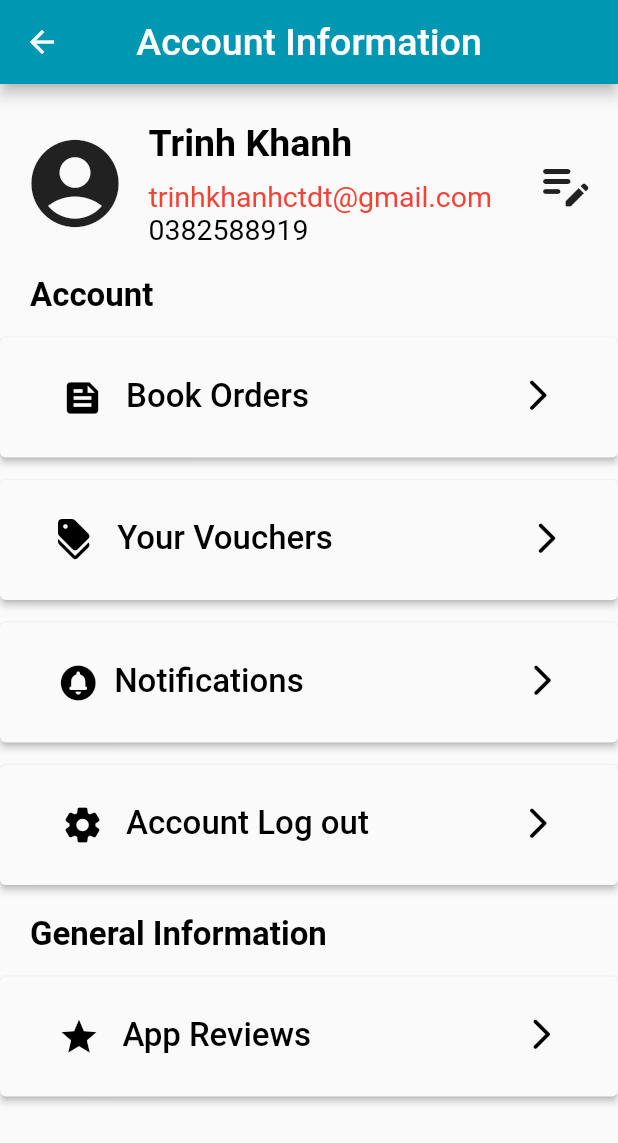
After one commit to TKhawns/Bookstore_Mobile, a Flutter app: the MyProfile screen opened by its route, on a phone screen of 412 x 824 dp. The commit adds this screen. Shown: the top 1143 px of the screen. Run offline on Flutter 3.47's test engine with Material 2 defaults, Android fonts, the light colour scheme and no system bars; our stand-ins replace badges, device_preview; statements that could not run were skipped.

Commit message:
add hot books and profile page ui

```diff
--- a/lib/main.dart
+++ b/lib/main.dart
@@ -1,4 +1,6 @@
 import 'package:bookstore_mobile/module/home/home_page.dart';
+import 'package:bookstore_mobile/module/page/hotbook.dart';
+import 'package:bookstore_mobile/module/page/profile.dart';
 import 'package:bookstore_mobile/module/signin/sign_page.dart';
 import 'package:bookstore_mobile/module/signup/signup_page.dart';
 import 'package:flutter/material.dart';
@@ -38,6 +40,8 @@ class MyApp extends StatelessWidget {
         "/sign-up": (context) => SignUpPage(),
         "/sign-in": (context) => SignInPage(),
         "/home": (context) => HomePage(),
+        "/hotbook": (context) => HotBook(),
+        "/profile": (context) => MyProfile(),
       },
       //home: SignInPage(),
     );
--- /dev/null
+++ b/lib/module/page/profile.dart
@@ -0,0 +1,270 @@
+import 'package:bookstore_mobile/module/signin/signin_page.dart';
+import 'package:flutter/material.dart';
+
+class MyProfile extends StatefulWidget {
+  const MyProfile({super.key});
+
+  @override
+  State<MyProfile> createState() => _MyProfileState();
+}
+
+class _MyProfileState extends State<MyProfile> {
+  @override
+  Widget build(BuildContext context) {
+    return Scaffold(
+      appBar: AppBar(
+        centerTitle: true,
+        title: Text(
+          "Account Information",
+          style: TextStyle(color: Colors.white, fontSize: 25),
+        ),
+        backgroundColor: const Color.fromARGB(255, 0, 151, 178),
+      ),
+      body: SingleChildScrollView(
+        child: Column(
+          crossAxisAlignment: CrossAxisAlignment.start,
+          children: [
+            Container(
+              padding: EdgeInsets.only(top: 25, left: 15, right: 15),
+              child: Row(
+                mainAxisAlignment: MainAxisAlignment.spaceBetween,
+                children: [
+                  Container(
+                    child: Icon(
+                      Icons.account_circle_rounded,
+                      size: 70,
+                    ),
+                  ),
+                  Column(
+                    mainAxisAlignment: MainAxisAlignment.spaceBetween,
+                    crossAxisAlignment: CrossAxisAlignment.start,
+                    children: [
+                      Container(
+                        padding: EdgeInsets.only(bottom: 10),
+                        child: Text(
+                          "Trinh Khanh",
+                          style: TextStyle(
+                              fontSize: 25,
+                              fontWeight: FontWeight.bold,
+                              color: Colors.black),
+                        ),
+                      ),
+                      Text(
+                        "trinhkhanhctdt@gmail.com",
+                        style: TextStyle(color: Colors.red, fontSize: 19),
+                      ),
+                      Text(
+                        "0382588919",
+                        style: TextStyle(color: Colors.black, fontSize: 19),
+                      ),
+                    ],
+                  ),
+                  Container(
+                    padding: EdgeInsets.only(left: 15),
+                    child: Icon(
+                      Icons.edit_note_rounded,
+                      size: 40,
+                    ),
+                  ),
+                ],
+              ),
+            ),
+            Container(
+              padding: EdgeInsets.only(top: 20, left: 20),
+              child: Text(
+                "Account",
+                style: TextStyle(
+                    fontSize: 22,
+                    fontWeight: FontWeight.bold,
+                    color: Colors.black),
+              ),
+            ),
+            Container(
+              padding: EdgeInsets.only(top: 15),
+              child: ElevatedButton(
+                onPressed: () {},
+                style: ElevatedButton.styleFrom(
+                  backgroundColor: Colors.grey[50],
+                  minimumSize: Size(200, 80),
+                ),
+                child: Row(
+                  crossAxisAlignment: CrossAxisAlignment.start,
+                  mainAxisAlignment: MainAxisAlignment.center,
+                  children: [
+                    Icon(
+                      Icons.feed,
+                      size: 28,
+                      color: Colors.black,
+                    ),
+                    Container(
+                      padding: EdgeInsets.only(left: 15, right: 140),
+                      child: Text(
+                        "Book Orders",
+                        style: TextStyle(fontSize: 22, color: Colors.black),
+                      ),
+                    ),
+                    Icon(
+                      Icons.arrow_forward_ios_rounded,
+                      size: 25,
+                      color: Colors.black,
+                    ),
+                  ],
+                ),
+              ),
+            ),
+
+            // DISCOUNT Row
+            Container(
+              padding: EdgeInsets.only(top: 15),
+              child: ElevatedButton(
+                onPressed: () {},
+                style: ElevatedButton.styleFrom(
+                  backgroundColor: Colors.grey[50],
+                  minimumSize: Size(200, 80),
+                ),
+                child: Row(
+                  crossAxisAlignment: CrossAxisAlignment.start,
+                  mainAxisAlignment: MainAxisAlignment.center,
+                  children: [
+                    Icon(
+                      Icons.discount_rounded,
+                      size: 28,
+                      color: Colors.black,
+                    ),
+                    Container(
+                      padding: EdgeInsets.only(left: 15, right: 130),
+                      child: Text(
+                        "Your Vouchers",
+                        style: TextStyle(fontSize: 22, color: Colors.black),
+                      ),
+                    ),
+                    Icon(
+                      Icons.arrow_forward_ios_rounded,
+                      size: 25,
+                      color: Colors.black,
+                    ),
+                  ],
+                ),
+              ),
+            ),
+            Container(
+              padding: EdgeInsets.only(top: 15),
+              child: ElevatedButton(
+                onPressed: () {},
+                style: ElevatedButton.styleFrom(
+                  backgroundColor: Colors.grey[50],
+                  minimumSize: Size(200, 80),
+                ),
+                child: Row(
+                  crossAxisAlignment: CrossAxisAlignment.start,
+                  mainAxisAlignment: MainAxisAlignment.center,
+                  children: [
+                    Icon(
+                      Icons.circle_notifications_rounded,
+                      size: 28,
+                      color: Colors.black,
+                    ),
+                    Container(
+                      padding: EdgeInsets.only(left: 10, right: 130),
+                      child: Text(
+                        "Notifications   ",
+                        style: TextStyle(fontSize: 22, color: Colors.black),
+                      ),
+                    ),
+                    Icon(
+                      Icons.arrow_forward_ios_rounded,
+                      size: 25,
+                      color: Colors.black,
+                    ),
+                  ],
+                ),
+              ),
+            ),
+            Container(
+              padding: EdgeInsets.only(top: 15),
+              child: ElevatedButton(
+                onPressed: () {
+                  Navigator.pushAndRemoveUntil(
+                      context,
+                      MaterialPageRoute(builder: (context) => SignInPage()),
+                      ModalRoute.withName('/sign-in'));
+                  return;
+                },
+                style: ElevatedButton.styleFrom(
+                  backgroundColor: Colors.grey[50],
+                  minimumSize: Size(200, 80),
+                ),
+                child: Row(
+                  crossAxisAlignment: CrossAxisAlignment.start,
+                  mainAxisAlignment: MainAxisAlignment.center,
+                  children: [
+                    Icon(
+                      Icons.settings_rounded,
+                      size: 28,
+                      color: Colors.black,
+                    ),
+                    Container(
+                      padding: EdgeInsets.only(left: 15, right: 100),
+                      child: Text(
+                        "Account Log out",
+                        style: TextStyle(fontSize: 22, color: Colors.black),
+                      ),
+                    ),
+                    Icon(
+                      Icons.arrow_forward_ios_rounded,
+                      size: 25,
+                      color: Colors.black,
+                    ),
+                  ],
+                ),
+              ),
+            ),
+            Container(
+              padding: EdgeInsets.only(top: 20, left: 20),
+              child: Text(
+                "General Information",
+                style: TextStyle(
+                    fontSize: 22,
+                    fontWeight: FontWeight.bold,
+                    color: Colors.black),
+              ),
+            ),
+            Container(
+              padding: EdgeInsets.only(top: 15),
+              child: ElevatedButton(
+                onPressed: () {},
+                style: ElevatedButton.styleFrom(
+                  backgroundColor: Colors.grey[50],
+                  minimumSize: Size(200, 80),
+                ),
+                child: Row(
+                  crossAxisAlignment: CrossAxisAlignment.start,
+                  mainAxisAlignment: MainAxisAlignment.center,
+                  children: [
+                    Icon(
+                      Icons.star,
+                      size: 28,
+                      color: Colors.black,
+                    ),
+                    Container(
+                      padding: EdgeInsets.only(left: 15, right: 130),
+                      child: Text(
+                        "App Reviews  ",
+                        style: TextStyle(fontSize: 22, color: Colors.black),
+                      ),
+                    ),
+                    Icon(
+                      Icons.arrow_forward_ios_rounded,
+                      size: 25,
+                      color: Colors.black,
+                    ),
+                  ],
+                ),
+              ),
+            ),
+          ],
+        ),
+      ),
+    );
+  }
+}
```
Also changed, not shown: lib/module/home/home_page.dart (+8 -1 lines), lib/module/page/hotbook.dart (added, +165 -0 lines), lib/module/signin/signin_page.dart (renamed from lib/module/signin/sign_page.dart, +6 -2 lines), lib/module/signup/signup_page.dart (+6 -1 lines), lib/widget/navigator_item.dart (+6 -5 lines), lib/module/page/author_profile.dart (added), lib/module/page/checkout.dart (added), lib/module/page/mycart.dart (added), lib/module/page/myshop.dart (added).
